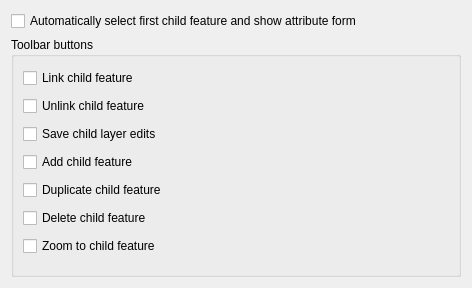
This is src/ui/qgsrelationeditorconfigwidgetbase.ui in qgis/QGIS as Qt 5 draws it before an edit. The edited form follows.
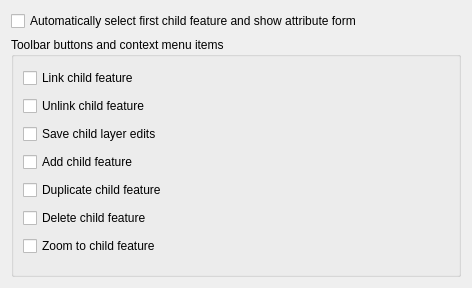
This is the edited form.

Commit message: Fix Delete and Unlink context menu items in Relation Editor Widget

What changed in the file:
```diff
--- a/src/ui/qgsrelationeditorconfigwidgetbase.ui
+++ b/src/ui/qgsrelationeditorconfigwidgetbase.ui
@@ -33,7 +33,7 @@
       </sizepolicy>
      </property>
      <property name="title">
-      <string>Toolbar buttons</string>
+      <string>Toolbar buttons and context menu items</string>
      </property>
      <layout class="QVBoxLayout" name="verticalLayout_2">
       <item>
```
The commit also changes 1 other file.
